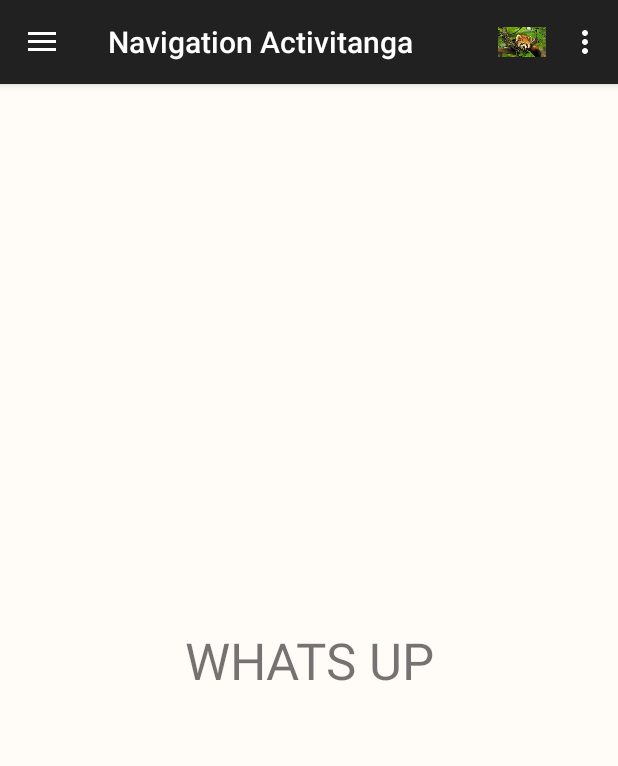
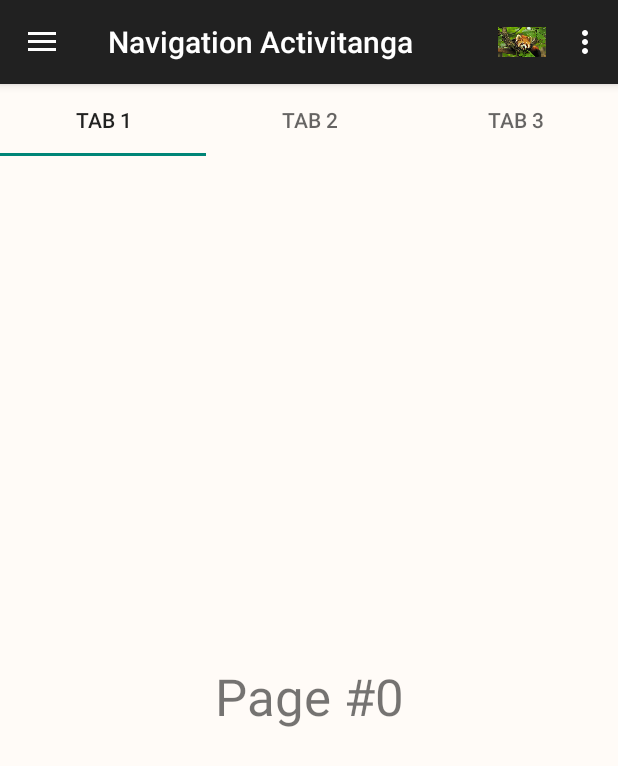
Before and after one commit to willjgriff/RecyclerViewTestRepo, an Android app: the fragment TabLayoutFragment placed in its activity, on a phone screen of 412 x 824 dp. Shown: the top 766 px of the screen. Run offline under Robolectric (Android 15) with nearby library versions, the phone set to English and light mode, and no system bars.

Commit message:
Added some tab layouts.

```diff
--- a/playground/app/src/main/res/values/strings.xml
+++ b/playground/app/src/main/res/values/strings.xml
@@ -16,4 +16,7 @@
     <string name="activity_main_change_fragment_list_view_button">List View</string>
     <string name="activity_main_change_fragment_dialog_grid_view_button">Dialog Grid View</string>
     <string name="activity_main_change_fragment_list_fragment_button">List Fragment</string>
+
+    <!--Words for tabs-->
+    <string name="fragment_tab_layout_page_number">Page #%1$d</string>
 </resources>
--- a/playground/build.gradle
+++ b/playground/build.gradle
@@ -5,7 +5,7 @@ buildscript {
         jcenter()
     }
     dependencies {
-        classpath 'com.android.tools.build:gradle:1.3.0'
+        classpath 'com.android.tools.build:gradle:2.0.0-beta6'
 
         // NOTE: Do not place your application dependencies here; they belong
         // in the individual module build.gradle files
--- a/playground/navigation/src/main/java/navigation/NavigationActivity.java
+++ b/playground/navigation/src/main/java/navigation/NavigationActivity.java
@@ -14,12 +14,14 @@ import android.view.Menu;
 import android.view.MenuItem;
 import android.view.View;
 
-import lists.ListsFragment;
 import com.example.will.Playground.OtherFragment;
 import com.example.will.Playground.R;
 
 import java.util.ArrayList;
 import java.util.List;
+
+import lists.ListsFragment;
+import tabs.TabLayoutFragment;
 
 /**
  * Created by Will on 18/02/2016.
@@ -75,7 +77,7 @@ public class NavigationActivity extends AppCompatActivity {
     public boolean onOptionsItemSelected(MenuItem item) {
         switch (item.getItemId()) {
             case R.id.action_main_activity:
-                startActivity(new Intent(this, ListsFragment.class));
+                replaceFragment(new ListsFragment(), getString(R.string.action_list_activity));
                 break;
             case R.id.action_navigation_activity:
                 startActivity(new Intent(this, NavigationActivity.class));
--- /dev/null
+++ b/playground/tabs/src/main/java/tabs/PageFragment.java
@@ -0,0 +1,44 @@
+package tabs;
+
+import android.os.Bundle;
+import android.support.annotation.Nullable;
+import android.support.v4.app.Fragment;
+import android.view.LayoutInflater;
+import android.view.View;
+import android.view.ViewGroup;
+import android.widget.TextView;
+
+import com.example.will.Playground.R;
+
+/**
+ * Created by Will on 07/03/2016.
+ */
+public class PageFragment extends Fragment {
+
+    public static final String EXTRA_PAGE_NUMBER = "playground.tabs.src.main.java.tabs.PageFragment;EXTRA_PAGE_NUMBER";
+
+    private int mPageNumber;
+
+    public static PageFragment newInstance(int pageNumber) {
+        Bundle bundle = new Bundle();
+        bundle.putInt(EXTRA_PAGE_NUMBER, pageNumber);
+        PageFragment pageFragment = new PageFragment();
+        pageFragment.setArguments(bundle);
+        return pageFragment;
+    }
+
+    @Override
+    public void onCreate(@Nullable Bundle savedInstanceState) {
+        super.onCreate(savedInstanceState);
+        mPageNumber = getArguments().getInt(EXTRA_PAGE_NUMBER);
+    }
+
+    @Nullable
+    @Override
+    public View onCreateView(LayoutInflater inflater, @Nullable ViewGroup container, @Nullable Bundle savedInstanceState) {
+        View view = inflater.inflate(R.layout.fragment_tab_layout_page, container, false);
+        TextView pageText = (TextView) view.findViewById(R.id.fragment_tab_layout_page_text);
+        pageText.setText(this.getString(R.string.fragment_tab_layout_page_number, mPageNumber));
+        return view;
+    }
+}
--- a/playground/navigation/src/main/java/navigation/TabLayoutFragment.java
+++ b/playground/tabs/src/main/java/tabs/TabLayoutFragment.java
@@ -1,8 +1,10 @@
-package navigation;
+package tabs;
 
 import android.os.Bundle;
 import android.support.annotation.Nullable;
+import android.support.design.widget.TabLayout;
 import android.support.v4.app.Fragment;
+import android.support.v4.view.ViewPager;
 import android.view.LayoutInflater;
 import android.view.View;
 import android.view.ViewGroup;
@@ -18,6 +20,13 @@ public class TabLayoutFragment extends Fragment {
     @Override
     public View onCreateView(LayoutInflater inflater, ViewGroup container, Bundle savedInstanceState) {
         View view = inflater.inflate(R.layout.fragment_tab_layout, container, false);
+
+        ViewPager viewPager = (ViewPager) view.findViewById(R.id.fragment_tab_layout_pager);
+        viewPager.setAdapter(new TabLayoutPageAdapter(getActivity().getSupportFragmentManager(), getActivity()));
+
+        TabLayout tabLayout = (TabLayout) view.findViewById(R.id.fragment_tab_layout_tabs);
+        tabLayout.setupWithViewPager(viewPager);
+
         return view;
     }
 }
--- /dev/null
+++ b/playground/tabs/src/main/java/tabs/TabLayoutPageAdapter.java
@@ -0,0 +1,34 @@
+package tabs;
+
+import android.content.Context;
+import android.support.v4.app.Fragment;
+import android.support.v4.app.FragmentManager;
+import android.support.v4.app.FragmentPagerAdapter;
+
+/**
+ * Created by Will on 07/03/2016.
+ */
+public class TabLayoutPageAdapter extends FragmentPagerAdapter {
+    private String[] mTabs = new String[]{"Tab 1", "Tab 2", "Tab 3"};
+    private Context mContext;
+
+    public TabLayoutPageAdapter(FragmentManager fm, Context context) {
+        super(fm);
+        mContext = context;
+    }
+
+    @Override
+    public Fragment getItem(int position) {
+        return PageFragment.newInstance(position);
+    }
+
+    @Override
+    public int getCount() {
+        return mTabs.length;
+    }
+
+    @Override
+    public CharSequence getPageTitle(int position) {
+        return mTabs[position];
+    }
+}
--- /dev/null
+++ b/playground/tabs/src/main/res/layout/fragment_tab_layout.xml
@@ -0,0 +1,17 @@
+<?xml version="1.0" encoding="utf-8"?>
+<LinearLayout xmlns:android="http://schemas.android.com/apk/res/android"
+    android:layout_width="match_parent"
+    android:layout_height="match_parent"
+    android:orientation="vertical">
+
+    <android.support.design.widget.TabLayout
+        android:id="@+id/fragment_tab_layout_tabs"
+        android:layout_width="match_parent"
+        android:layout_height="wrap_content" />
+
+    <android.support.v4.view.ViewPager
+        android:id="@+id/fragment_tab_layout_pager"
+        android:layout_width="match_parent"
+        android:layout_height="match_parent" />
+
+</LinearLayout>
--- a/playground/navigation/src/main/res/layout/fragment_tab_layout.xml
+++ b/playground/tabs/src/main/res/layout/fragment_tab_layout_page.xml
@@ -4,9 +4,10 @@
     android:layout_height="match_parent">
 
     <TextView
+        android:id="@+id/fragment_tab_layout_page_text"
         android:layout_width="match_parent"
         android:layout_height="match_parent"
-        android:text="WHATS UP"
-        android:textSize="@dimen/display"
-        android:gravity="center"/>
+        android:gravity="center"
+        android:textSize="@dimen/display" />
+
 </LinearLayout>
```
Also changed, not shown: playground/app/build.gradle (+9 -4 lines), playground/app/src/main/AndroidManifest.xml (+0 -12 lines), playground/lists/src/main/java/lists/RecyclerViewDialogFragment.java (+1 -18 lines), playground/gradle/wrapper/gradle-wrapper.properties, 1 other file.
